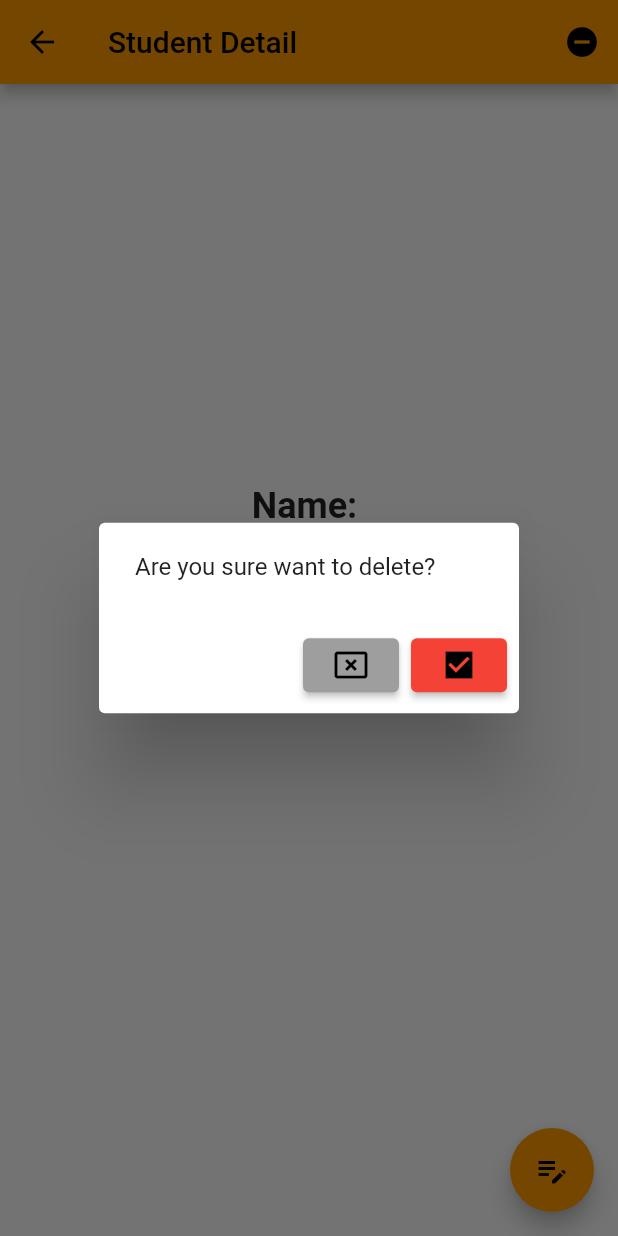
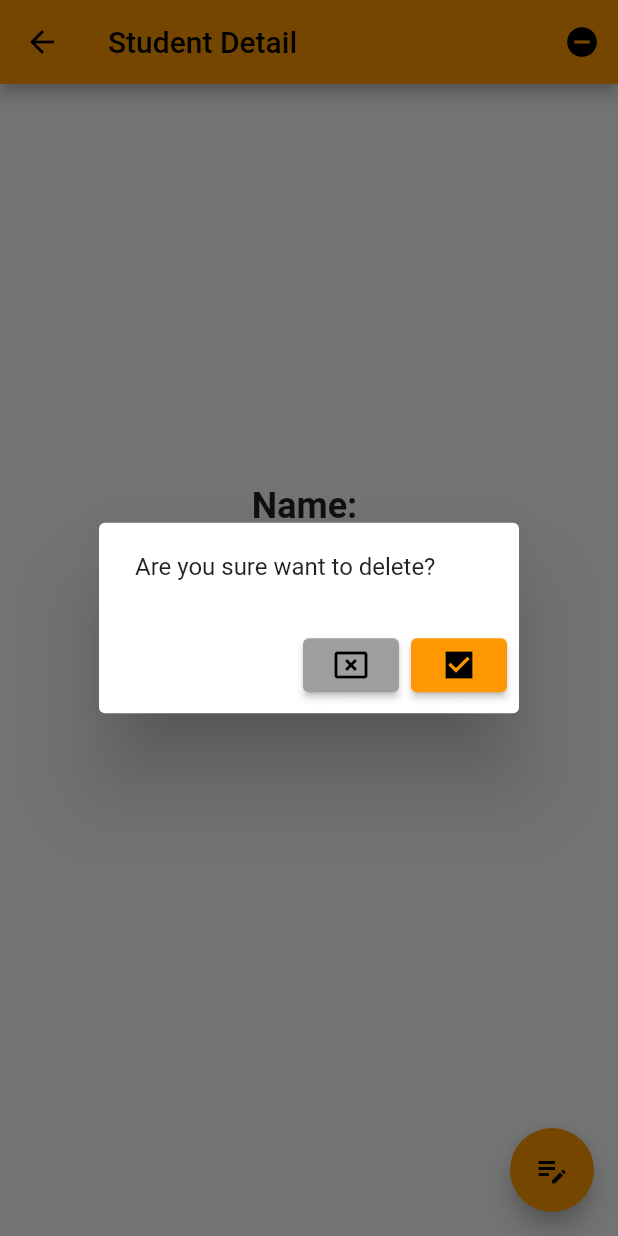
Before and after one commit to yusufrizalh/flutter-web-api, a Flutter app: the Detail screen opened directly with empty values, after a tap on the "remove circle" icon, on a phone screen of 412 x 824 dp. Run offline on Flutter 3.47's test engine with Material 2 defaults, Android fonts, the phone set to English and light mode, and no system bars; network calls fail.

Commit message:
flutter web api crud completed

```diff
--- a/lib/screens/detail.dart
+++ b/lib/screens/detail.dart
@@ -82,7 +82,7 @@ class _DetailState extends State<Detail> {
             ElevatedButton(
               onPressed: () => _deleteStudent(context),
               child: Icon(Icons.check_box_sharp),
-              style: ElevatedButton.styleFrom(primary: Colors.red),
+              style: ElevatedButton.styleFrom(primary: Colors.orange),
             ),
           ],
         );
```
